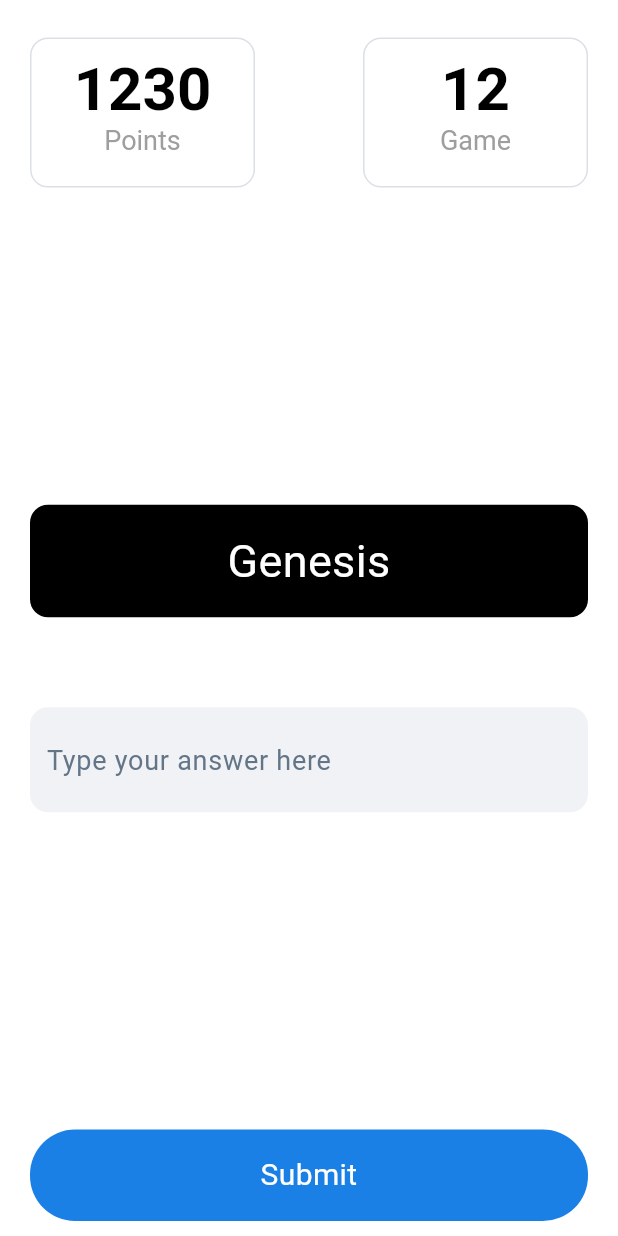
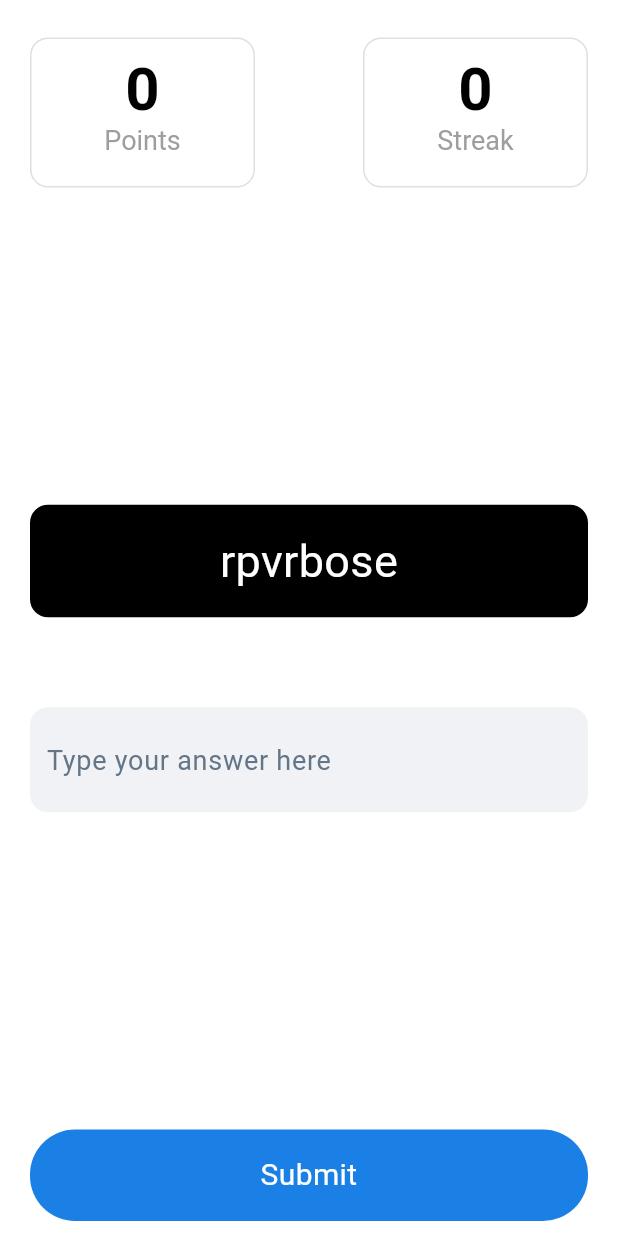
Before and after one commit to kodjozecodeur/bible_quizz_app, a Flutter app: the screen it shows after launch, on a phone screen of 412 x 824 dp. Run offline on Flutter 3.47's test engine with Material 3 defaults, Android fonts, the phone set to English and light mode, and no system bars.

Commit message:
code refactoring and add alert for wining or loss case

```diff
--- /dev/null
+++ b/devtools_options.yaml
@@ -0,0 +1,3 @@
+description: This file stores settings for Dart & Flutter DevTools.
+documentation: https://docs.flutter.dev/tools/devtools/extensions#configure-extension-enablement-states
+extensions:
--- a/lib/main.dart
+++ b/lib/main.dart
@@ -1,5 +1,7 @@
+import 'package:bible_quizz_app/provider/books_retreiver_provider.dart';
 import 'package:bible_quizz_app/screens/game_screen.dart';
 import 'package:flutter/material.dart';
+import 'package:provider/provider.dart';
 
 void main() {
   runApp(const MyApp());
@@ -11,7 +13,9 @@
   // This widget is the root of your application.
   @override
   Widget build(BuildContext context) {
-    return MaterialApp(
+    return ChangeNotifierProvider(
+      create: (BuildContext context) => BooksRetreiverProvider(),
+      child: MaterialApp(
         debugShowCheckedModeBanner: false,
         title: 'Quizz App',
         theme: ThemeData(
@@ -19,6 +23,7 @@
           useMaterial3: true,
         ),
         home: GameScreen(),
+      ),
     );
   }
 }
--- /dev/null
+++ b/lib/provider/books_retreiver_provider.dart
@@ -0,0 +1,105 @@
+import 'dart:convert';
+import 'dart:math';
+
+import 'package:flutter/material.dart';
+import 'package:flutter/services.dart';
+
+class BooksRetreiverProvider extends ChangeNotifier {
+  List<Map<String, dynamic>> _books = [];
+  List<Map<String, dynamic>> sessionBooks = [];
+  int currentIndex = 0;
+  String _currentScrambledWord = '';
+
+  //score and streal
+  int _score = 0;
+  int _streak = 0;
+  bool _isGameComplete = false;
+
+  // Add getter for scrambled word and streaks and score
+  String get currentScrambledWord => _currentScrambledWord;
+  int get score => _score;
+  int get streak => _streak;
+  bool get isGameComplete => _isGameComplete;
+
+  //retrieve books form json
+  Future<void> readJson() async {
+    try {
+      //load json
+      // Load the JSON from the file
+      final String response = await rootBundle.loadString('assets/books.json');
+      // Decode the JSON to a Map
+      final data = jsonDecode(response);
+      //map and normalize data(to bring all of them to lower case, remark that we dont't need to use set state here)
+      _books = List<Map<String, dynamic>>.from(data["bibleBooks"]).map((book) {
+        return {
+          "id": book["id"].toString(), // Ensure ID is a string
+          "name": book["name"]!.toLowerCase()!, // Convert name to lowercase
+        };
+      }).toList();
+      //suffle books and prepare session
+      _books.shuffle();
+      sessionBooks = _books.take(5).toList(); // Take 5 random books
+      debugPrint("$sessionBooks");
+      _currentScrambledWord = scramble(sessionBooks[currentIndex]['name']);
+      notifyListeners(); //update the ui
+    } catch (e) {
+      debugPrint("Error while loading data $e");
+    }
+  }
+
+  // Method to scramble current word
+  String scramble(String word) {
+    List<String> characters = word.split('');
+    characters.shuffle(Random());
+    return characters.join('');
+  }
+
+  //check answer funtion
+
+  bool checkAnswer(String userInput) {
+    //get current book name
+    String correctAnswer = sessionBooks[currentIndex]["name"].toLowerCase();
+    //clean and lowerCase input
+    String cleanedInput = userInput.trim().toLowerCase();
+    //check if answer is correct
+    bool isCorrect = cleanedInput == correctAnswer;
+
+    //control
+    if (isCorrect) {
+      _score += 10; //increase point if true
+      _streak += 1; //increase streak
+      //move to next word
+      if (currentIndex == sessionBooks.length - 1) {
+        _isGameComplete = true;
+      } else {
+        moveToNextWord();
+      }
+    } else {
+      _streak = 0; //reset streak
+      _score = 0;
+    }
+    notifyListeners();
+    return isCorrect;
+  }
+
+  // Add method to move to next word
+  void moveToNextWord() {
+    if (currentIndex < sessionBooks.length - 1) {
+      currentIndex++;
+      _currentScrambledWord = scramble(sessionBooks[currentIndex]['name']);
+      notifyListeners();
+    }
+  }
+
+  //resetgame
+  void resetGame() {
+    currentIndex = 0;
+    _score = 0;
+    _streak = 0;
+    _isGameComplete = false;
+    _books.shuffle();
+    sessionBooks = _books.take(5).toList();
+    _currentScrambledWord = scramble(sessionBooks[currentIndex]['name']);
+    notifyListeners();
+  }
+}
--- a/lib/screens/game_screen.dart
+++ b/lib/screens/game_screen.dart
@@ -1,8 +1,100 @@
+import 'package:bible_quizz_app/provider/books_retreiver_provider.dart';
 import 'package:bible_quizz_app/widgets/stats_tile.dart';
 import 'package:flutter/material.dart';
+import 'package:provider/provider.dart';
 
-class GameScreen extends StatelessWidget {
+class GameScreen extends StatefulWidget {
   const GameScreen({super.key});
+
+  @override
+  State<GameScreen> createState() => _GameScreenState();
+}
+
+class _GameScreenState extends State<GameScreen> {
+  final TextEditingController _answerController =
+      TextEditingController(); // Add this controller
+
+  @override
+  void initState() {
+    super.initState();
+    // Initialize books when screen loads
+    Future.microtask(() => context.read<BooksRetreiverProvider>().readJson());
+  }
+
+  @override
+  void dispose() {
+    _answerController.dispose(); // Dispose of the controller when done
+    super.dispose();
+  }
+
+  Padding textInput() {
+    return Padding(
+      padding: const EdgeInsets.symmetric(horizontal: 20),
+      child: Container(
+        padding: EdgeInsets.symmetric(horizontal: 10, vertical: 10),
+        decoration: BoxDecoration(
+          border: Border.all(width: 1, color: Color(0xFFF0F2F5)),
+          color: Color(0xFFF0F2F5),
+          borderRadius: BorderRadius.all(
+            Radius.circular(12),
+          ),
+        ),
+        child: TextField(
+          controller: _answerController,
+          decoration: InputDecoration(
+              border: InputBorder.none,
+              hintText: "Type your answer here",
+              hintStyle: TextStyle(
+                color: Color(0xFF637587),
+                fontSize: 18,
+              )),
+        ),
+      ),
+    );
+  }
+
+  Container wordCase(BooksRetreiverProvider booksProvider) {
+    return Container(
+      width: double.infinity,
+      padding: EdgeInsets.all(16),
+      margin: EdgeInsets.symmetric(horizontal: 20, vertical: 10),
+      decoration: BoxDecoration(
+          color: Colors.black,
+          borderRadius: BorderRadius.all(Radius.circular(12))),
+      child: Text(
+        booksProvider.currentScrambledWord,
+        style: TextStyle(
+          fontSize: 30,
+          color: Color(0xFFFFFFFF),
+        ),
+        textAlign: TextAlign.center,
+      ),
+    );
+  }
+
+  Padding scoreSection() {
+    return Padding(
+      padding: const EdgeInsets.symmetric(horizontal: 20),
+      child: Consumer<BooksRetreiverProvider>(
+        builder: (BuildContext context, booksProvider, child) {
+          return Row(
+            mainAxisAlignment: MainAxisAlignment.spaceBetween,
+            children: [
+              //score tile
+              StatsTile(
+                scoreNumber: "${booksProvider.score} \n",
+                description: 'Points',
+              ),
+              StatsTile(
+                scoreNumber: "${booksProvider.streak} \n",
+                description: 'Streak',
+              ),
+            ],
+          );
+        },
+      ),
+    );
+  }
 
   @override
   Widget build(BuildContext context) {
@@ -20,7 +112,19 @@ class GameScreen extends StatelessWidget {
 
             Spacer(),
             //scramble word case
-            wordCase(),
+            Consumer<BooksRetreiverProvider>(
+              builder: (context, booksProvider, child) {
+                if (booksProvider.sessionBooks.isEmpty ||
+                    booksProvider.currentIndex >
+                        booksProvider.sessionBooks.length) {
+                  return Center(
+                    child: CircularProgressIndicator(),
+                  );
+                } else {
+                  return wordCase(booksProvider);
+                }
+              },
+            ),
             //input for validation
             SizedBox(
               height: 25,
@@ -33,7 +137,80 @@ class GameScreen extends StatelessWidget {
 
             Spacer(),
             //validation button
-            Container(
+            submitButton(),
+          ],
+        ),
+      ),
+    );
+  }
+
+  Widget submitButton() {
+    return Consumer<BooksRetreiverProvider>(
+      builder: (context, booksProvider, child) {
+        if (booksProvider.isGameComplete) {
+          return Container(
+            width: double.infinity,
+            padding: EdgeInsets.all(16),
+            margin: EdgeInsets.symmetric(horizontal: 20, vertical: 10),
+            decoration: BoxDecoration(
+                color: Colors.green,
+                borderRadius: BorderRadius.all(Radius.circular(30))),
+            child: Text(
+              "Game Complete! Final Score: ${booksProvider.score}",
+              style: TextStyle(
+                fontSize: 20,
+                color: Color(0xFFFFFFFF),
+              ),
+              textAlign: TextAlign.center,
+            ),
+          );
+        }
+
+        return GestureDetector(
+          onTap: () {
+            bool isCorrect = booksProvider.checkAnswer(_answerController.text);
+
+            ScaffoldMessenger.of(context).showSnackBar(
+              SnackBar(
+                content: Text(
+                  isCorrect
+                      ? booksProvider.isGameComplete
+                          ? 'Game Complete!'
+                          : 'Correct!'
+                      : 'Try again!',
+                  style: TextStyle(color: Colors.white),
+                ),
+                backgroundColor: isCorrect ? Colors.green : Colors.red,
+                duration: Duration(seconds: 1),
+              ),
+            );
+
+            _answerController.clear();
+
+            // If game is complete, you might want to navigate or show a dialog
+            if (booksProvider.isGameComplete) {
+              showDialog(
+                context: context,
+                builder: (context) => AlertDialog(
+                  title: Text('Congratulations!'),
+                  content: Text(
+                      'You completed the game!\nFinal Score: ${booksProvider.score}'),
+                  actions: [
+                    TextButton(
+                      onPressed: () {
+                        Navigator.pop(context); // Close dialog
+                        // You might want to navigate back or restart game
+                        // Navigator.pop(context);  // Go back to previous screen
+                        booksProvider.resetGame();
+                      },
+                      child: Text('OK'),
+                    ),
+                  ],
+                ),
+              );
+            }
+          },
+          child: Container(
             width: double.infinity,
             padding: EdgeInsets.all(16),
             margin: EdgeInsets.symmetric(horizontal: 20, vertical: 10),
@@ -48,75 +225,9 @@ class GameScreen extends StatelessWidget {
               ),
               textAlign: TextAlign.center,
             ),
-            )
-          ],
-        ),
           ),
         );
-  }
-
-  Padding textInput() {
-    return Padding(
-      padding: const EdgeInsets.symmetric(horizontal: 20),
-      child: Container(
-        padding: EdgeInsets.symmetric(horizontal: 10, vertical: 10),
-        decoration: BoxDecoration(
-          border: Border.all(width: 1, color: Color(0xFFF0F2F5)),
-          color: Color(0xFFF0F2F5),
-          borderRadius: BorderRadius.all(
-            Radius.circular(12),
-          ),
-        ),
-        child: TextField(
-          // controller: textController,
-          decoration: InputDecoration(
-              border: InputBorder.none,
-              hintText: "Type your answer here",
-              hintStyle: TextStyle(
-                color: Color(0xFF637587),
-                fontSize: 18,
-              )),
-        ),
-      ),
-    );
-  }
-
-  Container wordCase() {
-    return Container(
-      width: double.infinity,
-      padding: EdgeInsets.all(16),
-      margin: EdgeInsets.symmetric(horizontal: 20, vertical: 10),
-      decoration: BoxDecoration(
-          color: Colors.black,
-          borderRadius: BorderRadius.all(Radius.circular(12))),
-      child: Text(
-        "Genesis",
-        style: TextStyle(
-          fontSize: 30,
-          color: Color(0xFFFFFFFF),
-        ),
-        textAlign: TextAlign.center,
-      ),
-    );
-  }
-
-  Padding scoreSection() {
-    return Padding(
-      padding: const EdgeInsets.symmetric(horizontal: 20),
-      child: Row(
-        mainAxisAlignment: MainAxisAlignment.spaceBetween,
-        children: [
-          //score tile
-          StatsTile(
-            scoreNumber: "1230 \n",
-            description: 'Points',
-          ),
-          StatsTile(
-            scoreNumber: "12 \n",
-            description: 'Game',
-          ),
-        ],
-      ),
+      },
     );
   }
 }
--- a/pubspec.yaml
+++ b/pubspec.yaml
@@ -34,6 +34,7 @@ dependencies:
   # The following adds the Cupertino Icons font to your application.
   # Use with the CupertinoIcons class for iOS style icons.
   cupertino_icons: ^1.0.8
+  provider: ^6.1.2
 
 dev_dependencies:
   flutter_test:
```
Also changed, not shown: lib/provider/score_mgmt_provider.dart (added, +7 -0 lines), lib/provider/timer_mgmt.dart (added), pubspec.lock. Lines whose indentation alone changed are shown as unchanged.
